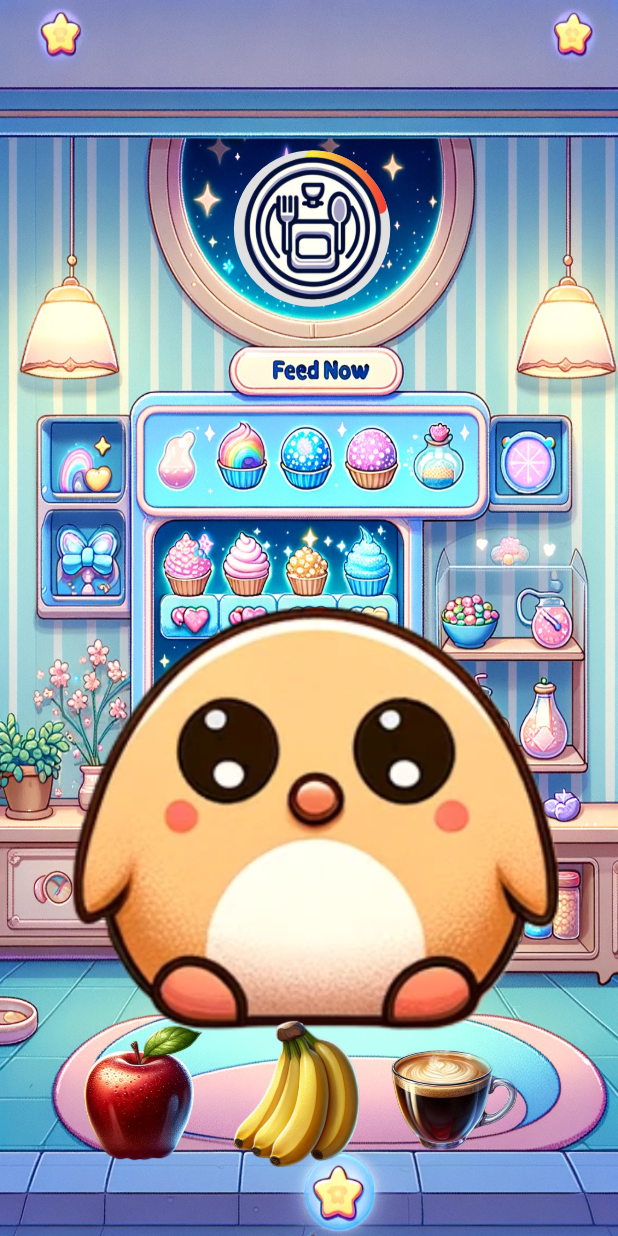
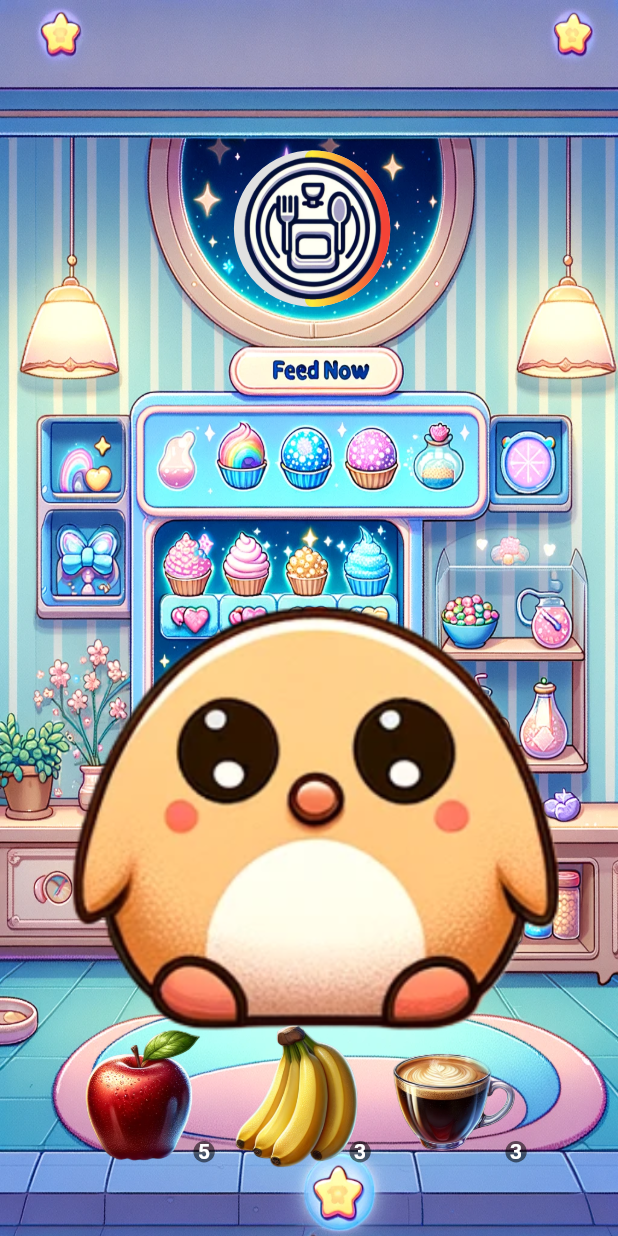
Before and after one commit to SidorinSergei/Tamagothi, a Flutter app: the FoodPage screen opened directly, on a phone screen of 412 x 824 dp. Run offline on Flutter 3.47's test engine with Material 3 defaults, Android fonts, the phone set to English and light mode, and no system bars.

Commit message:
добавлено количество еды

```diff
--- a/lib/main.dart
+++ b/lib/main.dart
@@ -7,7 +7,8 @@ import 'package:tamagothi/view/page/page_reg.dart';
 import 'package:tamagothi/view/page/shop_page.dart';
 import 'package:tamagothi/view/page/page_authoriz.dart';
 import 'package:tamagothi/view/page/page_character_creation.dart';
-FoodPageModel model = FoodPageModel(petSkin: 'assets/pers/pers_1.png',foodValue: 20);
+import 'package:tamagothi/model/model_skin.dart';
+final foodPageModel = FoodPageModel(foodValue: 50.0);
 void main() {
 
   runApp(const MyApp());
@@ -32,7 +33,7 @@ class MyApp extends StatelessWidget {
             children: [
               HomePage(),
               ShopPage(),
-              FoodPage(model: model,),
+              FoodPage(model: foodPageModel)
             ],
           ),
         ),
--- a/lib/model/model_skin.dart
+++ b/lib/model/model_skin.dart
@@ -26,3 +26,31 @@ class ShopModel {
     return false; // Недостаточно средств
   }
 }
+
+
+class FoodPageModel {
+  double foodValue;
+
+  FoodPageModel({required this.foodValue});
+
+  void addFood(double value) {
+    foodValue += value;
+    if (foodValue > 100) foodValue = 100;
+  }
+}
+
+class FoodItemModel {
+  final String imagePath;
+  int quantity;
+  double count;
+
+  FoodItemModel({required this.imagePath, required this.quantity, required this.count});
+
+  bool consume() {
+    if (quantity > 0) {
+      quantity--;
+      return true; // Успешно потреблено
+    }
+    return false; // Нечего потреблять
+  }
+}
--- a/lib/presenter/presenter.dart
+++ b/lib/presenter/presenter.dart
@@ -16,3 +16,20 @@ class ShopPresenter {
   int get coins => model.coins;
   Set<int> get purchasedSkins => model.purchasedSkins;
 }
+
+class FoodPageController {
+  FoodPageModel model;
+  List<FoodItemModel> list;
+
+  FoodPageController({required this.model, required this.list});
+
+  void addFood(FoodItemModel foodItem) {
+    if (foodItem.consume()) {
+      model.addFood(foodItem.count);
+    }
+  }
+
+  void removeEmptyFoodItems() {
+    list.removeWhere((item) => item.quantity == 0);
+  }
+}
--- a/lib/view/page/page_food.dart
+++ b/lib/view/page/page_food.dart
@@ -1,36 +1,50 @@
 import 'package:flutter/material.dart';
+import 'package:tamagothi/model/model_skin.dart';
+import 'package:tamagothi/presenter/presenter.dart';
 import 'package:tamagothi/view/widgets/scale.dart';
-
-// Модель
-class FoodPageModel {
-  final String petSkin;
-  double foodValue;
-
-  FoodPageModel({required this.petSkin, required this.foodValue});
-
-  void addFood(double value) {
-    foodValue += value;
-    if (foodValue > 100) foodValue = 100;
-  }
-}
 
 class FoodPage extends StatefulWidget {
   final FoodPageModel model;
 
-  const FoodPage({super.key, required this.model});
+  FoodPage({required this.model});
 
   @override
   _FoodPageState createState() => _FoodPageState();
 }
 
 class _FoodPageState extends State<FoodPage> {
+  late FoodPageController _controller;
+
+  @override
+  void initState() {
+    super.initState();
+    _controller = FoodPageController(
+      model: widget.model,
+      list: [
+        FoodItemModel(imagePath: 'assets/images/food_1.png', quantity: 5, count: 3),
+        FoodItemModel(imagePath: 'assets/images/food_2.png', quantity: 3, count: 6),
+        FoodItemModel(imagePath: 'assets/images/food_3.png', quantity: 3, count: 9),
+        FoodItemModel(imagePath: 'assets/images/food_4.png', quantity: 3, count: 12),
+        FoodItemModel(imagePath: 'assets/images/food_5.png', quantity: 3, count: 15),
+      ],
+    );
+  }
+
+  void onFoodItemTapped(FoodItemModel foodItem) {
+    setState(() {
+      _controller.addFood(foodItem);
+      _controller.removeEmptyFoodItems();
+    });
+  }
+
+
   @override
   Widget build(BuildContext context) {
     Size screenSize = MediaQuery.of(context).size;
     return Scaffold(
       resizeToAvoidBottomInset: false,
       body: Container(
-        decoration: const BoxDecoration(
+        decoration: BoxDecoration(
           image: DecorationImage(
             image: AssetImage('assets/images/page/food_page.png'),
             fit: BoxFit.fill,
@@ -39,16 +53,6 @@ class _FoodPageState extends State<FoodPage> {
         child: Center(
           child: Stack(
             children: <Widget>[
-              // Питомец
-              Positioned(
-                left: screenSize.width * 0.095,
-                top: screenSize.height * 0.25,
-                child: Image.asset(
-                  widget.model.petSkin,
-                  width: screenSize.width * 0.83,
-                  height: screenSize.height * 0.83,
-                ),
-              ),
               HealthScale(
                 value: widget.model.foodValue,
                 size: 0.23,
@@ -61,54 +65,55 @@ class _FoodPageState extends State<FoodPage> {
                 ),
               ),
               Positioned(
+                left: screenSize.width * 0.095,
+                top: screenSize.height * 0.25,
+                child: Image.asset(
+                  'assets/pers/pers_1.png',
+                  width: screenSize.width * 0.83,
+                  height: screenSize.height * 0.83,
+                ),
+              ),
+              Positioned(
                 left: screenSize.width * 0.1,
                 top: screenSize.height * 0.82,
                 width: screenSize.width * 0.8,
                 height: screenSize.height * 0.13,
-                child: ListView(
+                child:ListView.builder(
                   scrollDirection: Axis.horizontal,
+                  itemCount: _controller.list.length,
+                  itemBuilder: (context, index) {
+                    final foodItem = _controller.list[index];
+                    return GestureDetector(
+                      onTap: () => onFoodItemTapped(foodItem),
+                      child: Padding(
+                        padding: EdgeInsets.all(2.0),
+                        child: Stack(
+                          alignment: Alignment.bottomRight,
                           children: <Widget>[
-                    FoodItem(
-                      imagePath: 'assets/images/food_1.png',
-                      onFoodTap: () {
-                        setState(() {
-                          widget.model.addFood(5);
-                        });
-                      },
+                            Image.asset(
+                              foodItem.imagePath,
+                              width: 100,
+                              height: 100,
                             ),
-                    FoodItem(
-                      imagePath: 'assets/images/food_2.png',
-                      onFoodTap: () {
-                        setState(() {
-                          widget.model.addFood(8);
-                        });
-                      },
+                            Container(
+                              padding: EdgeInsets.all(3.0),
+                              decoration: BoxDecoration(
+                                color: Colors.black54,
+                                shape: BoxShape.circle,
                               ),
-                    FoodItem(
-                      imagePath: 'assets/images/food_3.png',
-                      onFoodTap: () {
-                        setState(() {
-                          widget.model.addFood(10);
-                        });
-                      },
+                              child: Text(
+                                foodItem.quantity.toString(),
+                                style: TextStyle(
+                                  color: Colors.white,
+                                  fontWeight: FontWeight.bold,
                                 ),
-                    FoodItem(
-                      imagePath: 'assets/images/food_4.png',
-                      onFoodTap: () {
-                        setState(() {
-                          widget.model.addFood(12);
-                        });
-                      },
                               ),
-                    FoodItem(
-                      imagePath: 'assets/images/food_5.png',
-                      onFoodTap: () {
-                        setState(() {
-                          widget.model.addFood(14);
-                        });
-                      },
                             ),
                           ],
+                        ),
+                      ),
+                    );
+                  },
                 ),
               ),
             ],
@@ -118,25 +123,3 @@ class _FoodPageState extends State<FoodPage> {
     );
   }
 }
-
-class FoodItem extends StatelessWidget {
-  final String imagePath;
-  final VoidCallback onFoodTap;
-
-  const FoodItem({super.key, required this.imagePath, required this.onFoodTap});
-
-  @override
-  Widget build(BuildContext context) {
-    return GestureDetector(
-      onTap: onFoodTap,
-      child: Padding(
-        padding: const EdgeInsets.all(2.0),
-        child: Image.asset(
-          imagePath,
-          width: 100,
-          height: 550,
-        ),
-      ),
-    );
-  }
-}
--- a/pubspec.yaml
+++ b/pubspec.yaml
@@ -30,6 +30,7 @@ environment:
 dependencies:
   flutter:
     sdk: flutter
+  http: ^0.13.3
 
 
   # The following adds the Cupertino Icons font to your application.
```
Also changed, not shown: lib/model/network_service.dart (added, +18 -0 lines), pubspec.lock. Lines whose indentation alone changed are shown as unchanged.
